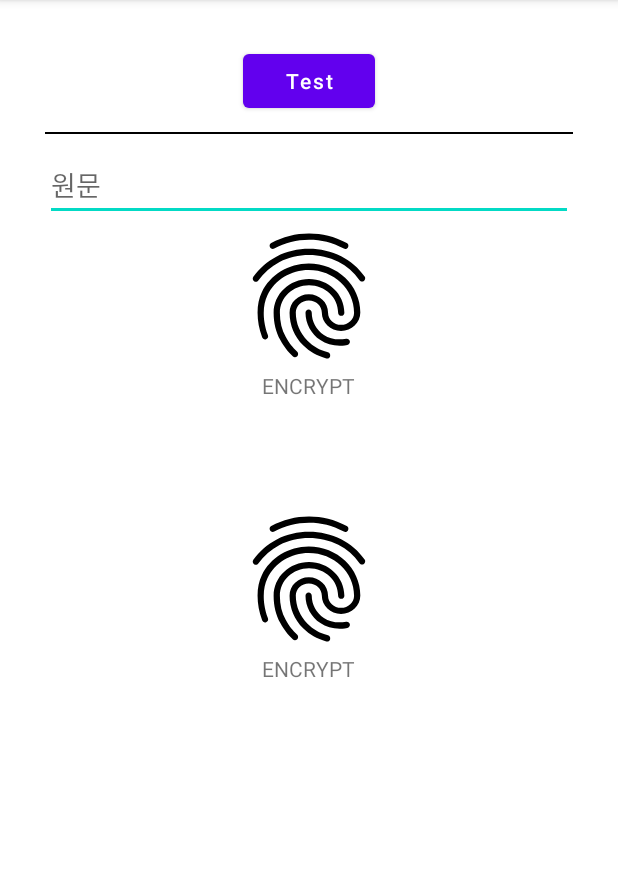
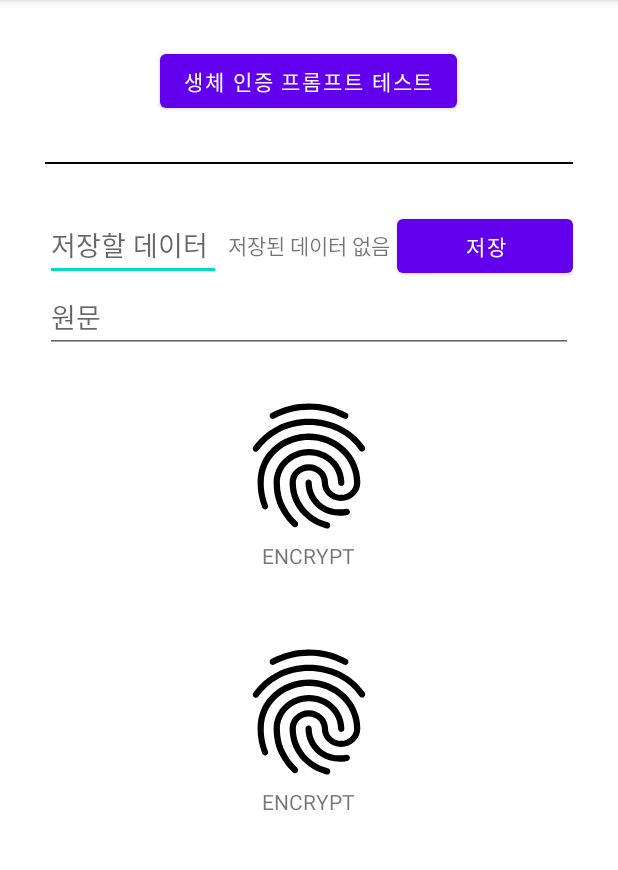
Before and after one commit to HYUNJUNEPARK/BioManager, an Android app: the screen it shows after launch (MainActivity), on a phone screen of 412 x 824 dp, the part 84-954 px from its top. Run offline under Robolectric (Android 15) with nearby library versions, the phone set to English and light mode, and no system bars; our stand-ins replace Timber, data binding; libraries missing offline, so code that uses them is left out: android.view.

Commit message:
Test UI 수정

```diff
--- a/app/src/main/java/com/ex/app/MainActivity.kt
+++ b/app/src/main/java/com/ex/app/MainActivity.kt
@@ -85,15 +85,19 @@ class MainActivity : AppCompatActivity() {
                 BiometricPrompt.ERROR_NO_BIOMETRICS
                 when(errCode) {
                     BiometricPrompt.ERROR_CANCELED -> {
+                        Toast.makeText(activity.applicationContext, "$errString", Toast.LENGTH_SHORT).show()
                         //errCode is 5 and errString is: 지문 인식 작업이 취소되었습니다.
                     }
                     BiometricPrompt.ERROR_LOCKOUT -> {
+                        Toast.makeText(activity.applicationContext, "$errString", Toast.LENGTH_SHORT).show()
                         //시도 횟수가 너무 많습니다. 나중에 다시 시도하세요. -> 30 초 블럭!
                     }
                     BiometricPrompt.ERROR_LOCKOUT_PERMANENT-> {
+                        Toast.makeText(activity.applicationContext, "$errString", Toast.LENGTH_SHORT).show()
                         //시도 횟수가 너무 많습니다. 지문 센서가 사용 중지되었습니다. -> 제법 오랜 시간 블럭됨
                     }
                     BiometricPrompt.ERROR_USER_CANCELED -> {
+                        Toast.makeText(activity.applicationContext, "$errString", Toast.LENGTH_SHORT).show()
                         // errCode is 10 and errString is: 사용자가 지문 인식 작업을 취소했습니다.
                     }
                     BiometricPrompt.ERROR_NO_BIOMETRICS -> {
@@ -106,7 +110,6 @@ class MainActivity : AppCompatActivity() {
                         Timber.e("errCode Else Block: $errCode")
                     }
                 }
-
             }
 
             override fun onAuthenticationFailed() { //"지문 인식 실패"
@@ -116,7 +119,6 @@ class MainActivity : AppCompatActivity() {
 
             override fun onAuthenticationSucceeded(result: BiometricPrompt.AuthenticationResult) { //"지문 인식 성공"
                 super.onAuthenticationSucceeded(result)
-                Toast.makeText(activity.applicationContext, "생체인식 성공!!!", Toast.LENGTH_SHORT).show()
                 Timber.d("Authentication was successful")
                 when(mode) {
                     CipherMode.DECRYPT -> {
--- a/app/src/main/res/layout/activity_main.xml
+++ b/app/src/main/res/layout/activity_main.xml
@@ -35,14 +35,43 @@
             android:layout_height="wrap_content"
             android:layout_gravity="center"
             android:onClick="@{()->main.onTestButtonClicked()}"
-            android:text="Test"
+            android:text="생체 인증 프롬프트 테스트"
             android:textAllCaps="false" />
 
         <View
             android:layout_width="match_parent"
             android:layout_height="1dp"
-            android:layout_marginVertical="10dp"
+            android:layout_marginVertical="30dp"
             android:background="@color/black" />
+
+        <LinearLayout
+            android:layout_width="match_parent"
+            android:layout_height="wrap_content"
+            android:orientation="horizontal">
+
+            <EditText
+                android:layout_width="0dp"
+                android:layout_height="wrap_content"
+                android:layout_weight="1"
+                android:hint="저장할 데이터" />
+
+            <TextView
+                android:layout_width="0dp"
+                android:layout_height="wrap_content"
+                android:layout_gravity="center"
+                android:layout_weight="1"
+                android:ellipsize="end"
+                android:gravity="center"
+                android:maxLines="2"
+                android:text="저장된 데이터 없음" />
+
+            <Button
+                android:layout_width="0dp"
+                android:layout_height="wrap_content"
+                android:layout_weight="1"
+                android:text="저장" />
+
+        </LinearLayout>
 
         <EditText
             android:id="@+id/main_edit_text"
@@ -54,6 +83,7 @@
             android:layout_width="wrap_content"
             android:layout_height="wrap_content"
             android:layout_gravity="center"
+            android:layout_marginTop="25dp"
             android:orientation="vertical">
 
             <ImageView
@@ -75,13 +105,14 @@
             android:layout_width="match_parent"
             android:layout_height="wrap_content"
             android:gravity="center"
+            android:textColor="@color/purple_200"
             tools:text="Encrypted String" />
 
         <LinearLayout
             android:layout_width="wrap_content"
             android:layout_height="wrap_content"
             android:layout_gravity="center"
-            android:layout_marginTop="50dp"
+            android:layout_marginTop="25dp"
             android:orientation="vertical">
 
             <ImageView
@@ -102,6 +133,7 @@
             android:layout_width="match_parent"
             android:layout_height="wrap_content"
             android:gravity="center"
+            android:textColor="@color/purple_200"
             tools:text="Decrypted String" />
     </LinearLayout>
 </layout>
```
